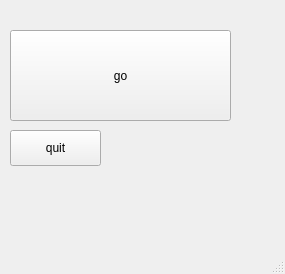
This is hacktrip/mainwindow.ui in cchafe/creating_a_musical_inferface as Qt 5 draws it before an edit. The edited form follows.
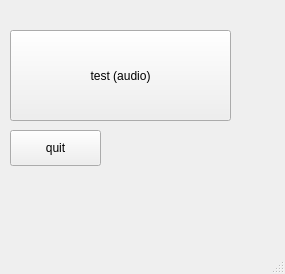
This is the edited form.

Commit message: rtaudio module ready

```diff
--- a/hacktrip/mainwindow.ui
+++ b/hacktrip/mainwindow.ui
@@ -24,7 +24,7 @@
      </rect>
     </property>
     <property name="text">
-     <string>go</string>
+     <string>test (audio)</string>
     </property>
    </widget>
    <widget class="QPushButton" name="quitButton">
```
The commit also changes 1 other file.
